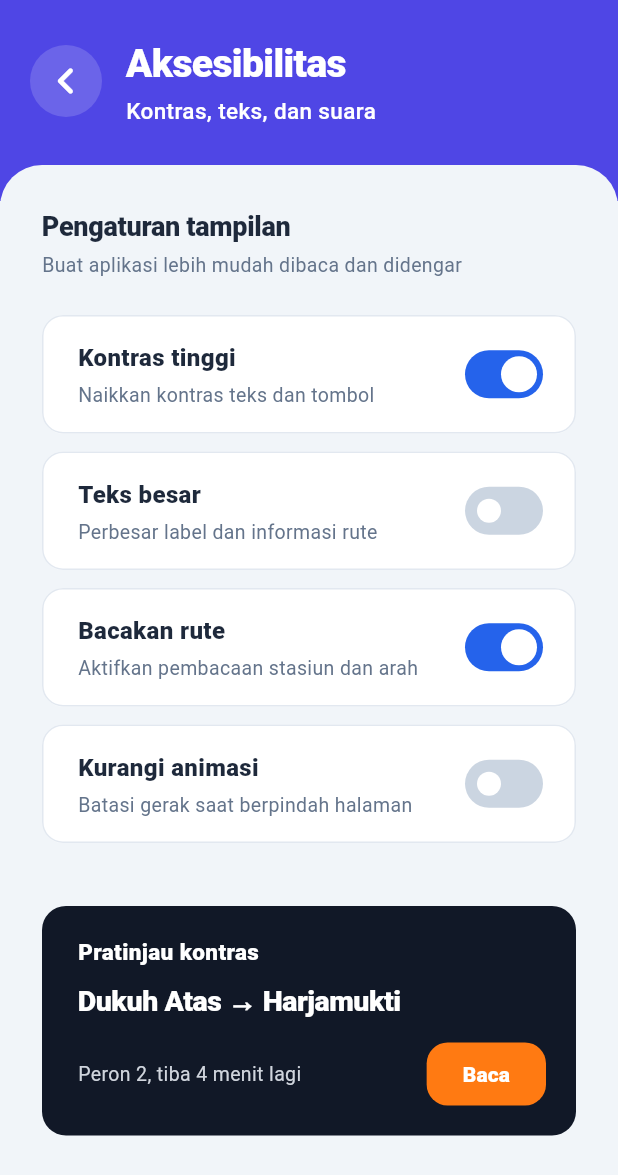
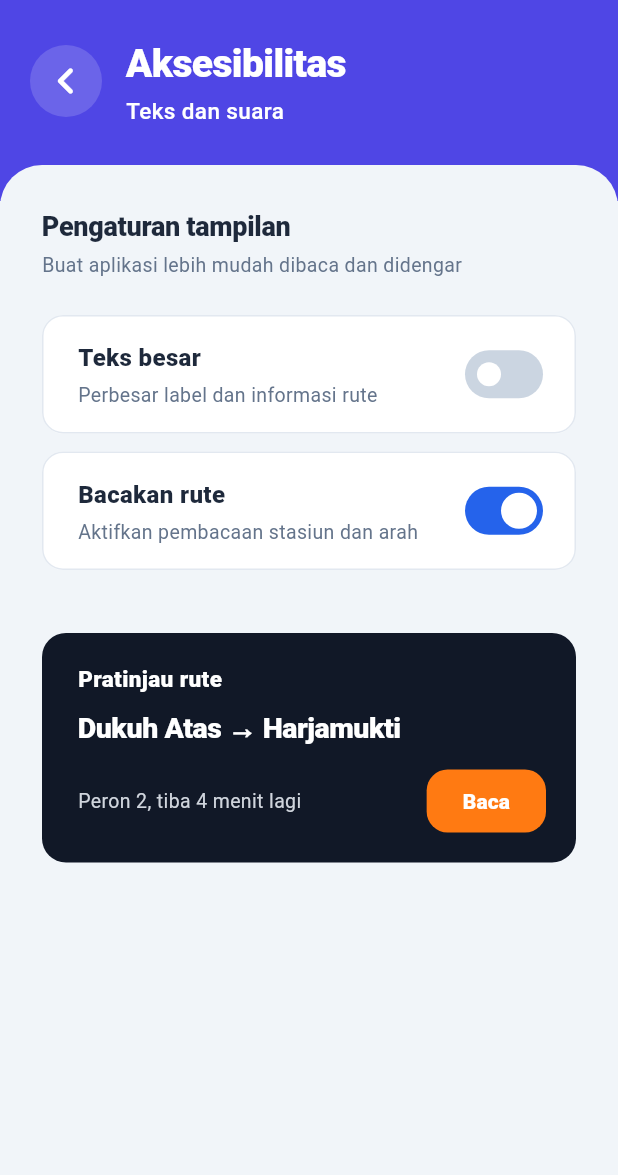
Before and after one commit to BrandonSjt/Timetable-scheduling, a Flutter app: the AccessibilityPage screen opened by its route, on a phone screen of 412 x 824 dp. Shown: the top 1175 px of the screen. Run offline on Flutter 3.47's test engine with Material 3 defaults, Android fonts, the phone set to English and light mode, and no system bars; our stand-ins replace go_router.

Commit message:
refactor(accessibility): remove contrast and motion options

```diff
--- a/lib/features/profile/presentation/pages/accessibility_page.dart
+++ b/lib/features/profile/presentation/pages/accessibility_page.dart
@@ -12,10 +12,8 @@ class AccessibilityPage extends StatefulWidget {
 }
 
 class _AccessibilityPageState extends State<AccessibilityPage> {
-  bool _highContrast = true;
   bool _largeText = false;
   bool _readRoute = true;
-  bool _reduceMotion = false;
 
   void _readPreview() {
     ScaffoldMessenger.of(context)
@@ -33,7 +31,7 @@ class _AccessibilityPageState extends State<AccessibilityPage> {
   Widget build(BuildContext context) {
     return ProfileDetailScaffold(
       title: 'Aksesibilitas',
-      subtitle: 'Kontras, teks, dan suara',
+      subtitle: 'Teks dan suara',
       children: [
         const Text(
           'Pengaturan tampilan',
@@ -55,13 +53,6 @@ class _AccessibilityPageState extends State<AccessibilityPage> {
         ),
         const SizedBox(height: 24),
         _AccessibilitySwitchTile(
-          title: 'Kontras tinggi',
-          subtitle: 'Naikkan kontras teks dan tombol',
-          value: _highContrast,
-          onChanged: (value) => setState(() => _highContrast = value),
-        ),
-        const SizedBox(height: 12),
-        _AccessibilitySwitchTile(
           title: 'Teks besar',
           subtitle: 'Perbesar label dan informasi rute',
           value: _largeText,
@@ -74,24 +65,17 @@ class _AccessibilityPageState extends State<AccessibilityPage> {
           value: _readRoute,
           onChanged: (value) => setState(() => _readRoute = value),
         ),
-        const SizedBox(height: 12),
-        _AccessibilitySwitchTile(
-          title: 'Kurangi animasi',
-          subtitle: 'Batasi gerak saat berpindah halaman',
-          value: _reduceMotion,
-          onChanged: (value) => setState(() => _reduceMotion = value),
-        ),
         const SizedBox(height: 42),
-        _buildContrastPreview(),
+        _buildRoutePreview(),
       ],
     );
   }
 
-  Widget _buildContrastPreview() {
+  Widget _buildRoutePreview() {
     return Semantics(
       container: true,
       label:
-          'Pratinjau kontras. Dukuh Atas ke Harjamukti. Peron 2, tiba 4 menit lagi.',
+          'Pratinjau rute. Dukuh Atas ke Harjamukti. Peron 2, tiba 4 menit lagi.',
       child: Container(
         width: double.infinity,
         padding: const EdgeInsets.fromLTRB(24, 20, 20, 20),
@@ -103,7 +87,7 @@ class _AccessibilityPageState extends State<AccessibilityPage> {
           crossAxisAlignment: CrossAxisAlignment.start,
           children: [
             const Text(
-              'Pratinjau kontras',
+              'Pratinjau rute',
               style: TextStyle(
                 color: Colors.white,
                 fontSize: 15,
--- a/lib/features/profile/presentation/pages/profile_page.dart
+++ b/lib/features/profile/presentation/pages/profile_page.dart
@@ -190,7 +190,7 @@ class ProfilePage extends StatelessWidget {
                   const SizedBox(height: 12),
                   _buildMenuTile(
                     title: 'Aksesibilitas',
-                    subtitle: 'Kontras tinggi, teks besar, bacakan rute',
+                    subtitle: 'Teks besar dan bacakan rute',
                     onTap: () => context.push('/aksesibilitas'),
                   ),
                   const SizedBox(height: 12),
```
Also changed, not shown: 1 other file.
